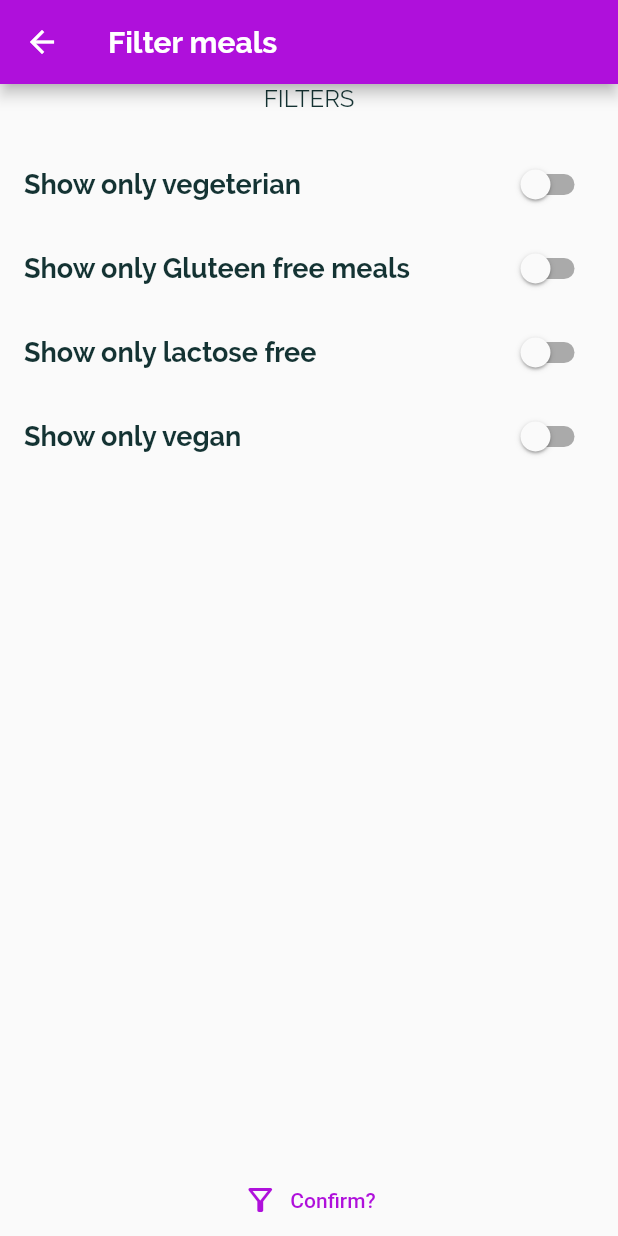
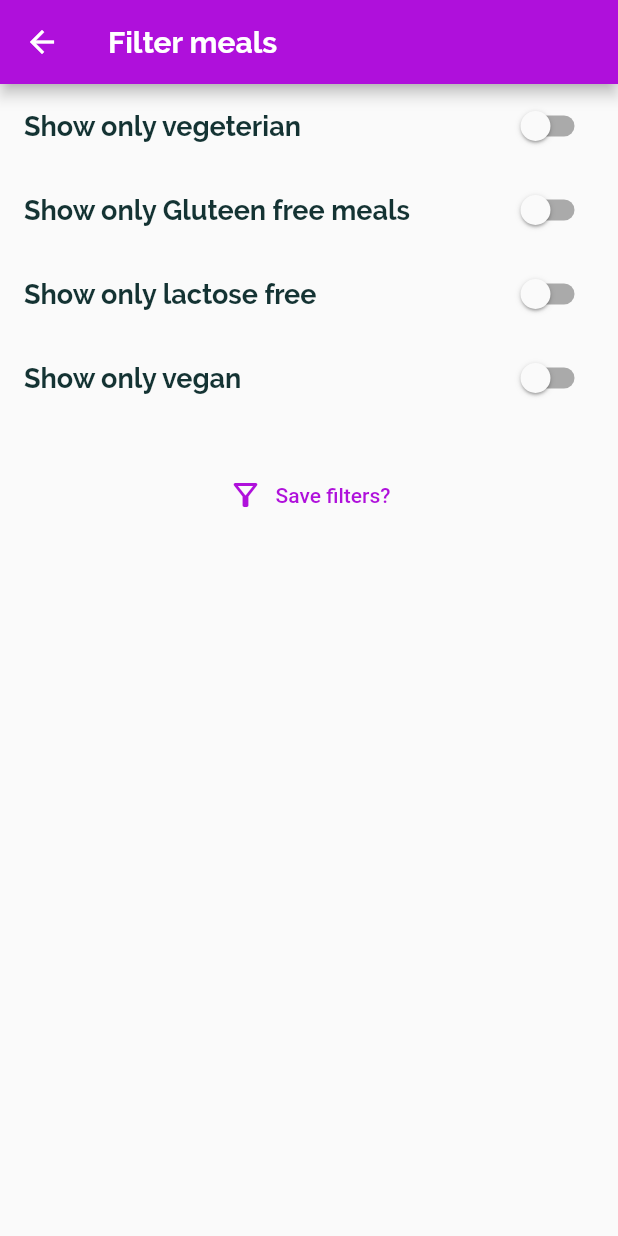
Before and after one commit to burdalgin/Meals_app, a Flutter app: the FiltersScreen screen opened by its route, on a phone screen of 412 x 824 dp. Run offline on Flutter 3.47's test engine with Material 2 defaults, Android fonts, the phone set to English and light mode, and no system bars.

Commit message:
Filter screen adjusted

```diff
--- a/project/lib/screens/filters-screen.dart
+++ b/project/lib/screens/filters-screen.dart
@@ -3,8 +3,9 @@ import 'package:flutter/material.dart';
 class FiltersScreen extends StatefulWidget {
   static const routeName = '/filters-screen';
   final Function setFilter;
+  final Map<String, bool> currentFilterStatus;
 
-  FiltersScreen(this.setFilter);
+  FiltersScreen(this.setFilter, this.currentFilterStatus);
 
   @override
   State<FiltersScreen> createState() => _FiltersScreenState();
@@ -16,6 +17,17 @@ class _FiltersScreenState extends State<FiltersScreen> {
   bool _isGlutenFree = false;
   bool _isVegan = false;
   bool _isLactoseFree = false;
+
+  @override
+  void
+      initState() //перезаписывает инициализированные значения на установленные в  _buildSwitchListTile
+  {
+    _isGlutenFree = widget.currentFilterStatus['gluten'] as bool;
+    _isLactoseFree = widget.currentFilterStatus['lactose'] as bool;
+    _isVegan = widget.currentFilterStatus['vegan'] as bool;
+    _isVegeterian = widget.currentFilterStatus['vegeterian'] as bool;
+    super.initState();
+  }
 
   Widget _buildSwitchListTile(
       String title, bool currentValue, Function(bool) updateValue) {
@@ -35,14 +47,8 @@ class _FiltersScreenState extends State<FiltersScreen> {
       body: Column(
         children: <Widget>[
           Container(
-            child: Center(
-              child: Text('FILTERS'),
-            ),
-          ),
-          SizedBox(
-            height: 20,
-          ),
-          Expanded(
+            // flex: 2,
+            height: 250,
             child: ListView(
               children: <Widget>[
                 _buildSwitchListTile('Show only vegeterian', _isVegeterian,
@@ -81,9 +87,10 @@ class _FiltersScreenState extends State<FiltersScreen> {
               };
 
               widget.setFilter(selectedFilters);
+              Navigator.of(context).pop();
             },
             icon: Icon(Icons.filter_alt_outlined),
-            label: Text('Confirm?'),
+            label: Text('Save filters?'),
           ),
         ],
       ),
```
Also changed, not shown: project/lib/main.dart (+8 -7 lines).
